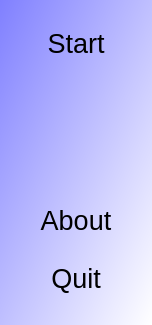
The window that qtrubiksclockmenudialog.ui (richelbilderbeek/RubiksClock) describes before a commit, drawn with Qt 5.
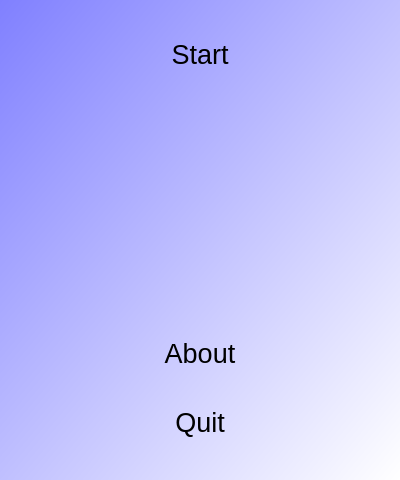
The same window after the commit. Icons and pictures are not drawn.

```diff
--- a/qtrubiksclockmenudialog.ui
+++ b/qtrubiksclockmenudialog.ui
@@ -6,8 +6,8 @@
    <rect>
     <x>0</x>
     <y>0</y>
-    <width>152</width>
-    <height>325</height>
+    <width>400</width>
+    <height>480</height>
    </rect>
   </property>
   <property name="font">
@@ -61,8 +61,8 @@
     <widget class="QLabel" name="label">
      <property name="maximumSize">
       <size>
-       <width>100</width>
-       <height>100</height>
+       <width>200</width>
+       <height>200</height>
       </size>
      </property>
      <property name="autoFillBackground">
```
Left out of the diff: 6 changed lines with no effect on the pictures.
